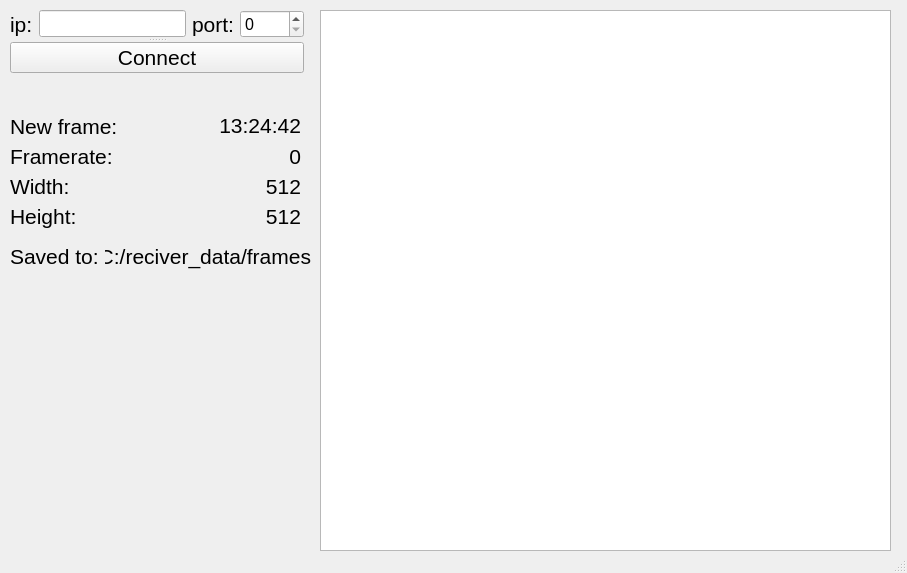
The window that src/qt-viewreciever/gui/recivermainwindow.ui (ueberaccelerate/image-generator-server-client) describes before a commit, drawn with Qt 5.
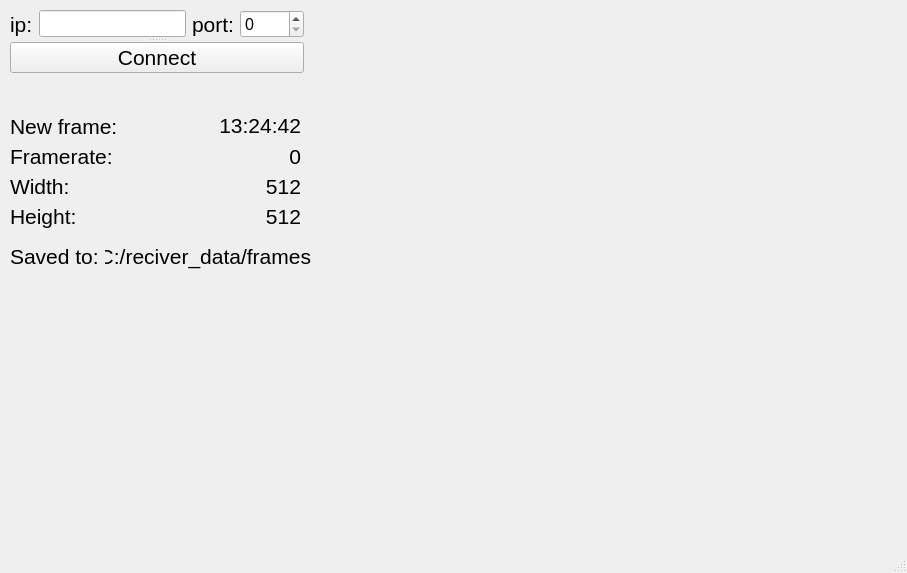
The same window after the commit.

Diff of the .ui file:
```diff
--- a/src/qt-viewreciever/gui/recivermainwindow.ui
+++ b/src/qt-viewreciever/gui/recivermainwindow.ui
@@ -17,16 +17,6 @@
    <bool>true</bool>
   </property>
   <widget class="QWidget" name="centralwidget">
-   <widget class="QGraphicsView" name="graphicsView">
-    <property name="geometry">
-     <rect>
-      <x>320</x>
-      <y>10</y>
-      <width>571</width>
-      <height>541</height>
-     </rect>
-    </property>
-   </widget>
    <widget class="QWidget" name="layoutWidget">
     <property name="geometry">
      <rect>
@@ -222,6 +212,22 @@
      <string/>
     </property>
    </widget>
+   <widget class="QLabel" name="drawableArea">
+    <property name="geometry">
+     <rect>
+      <x>320</x>
+      <y>10</y>
+      <width>571</width>
+      <height>521</height>
+     </rect>
+    </property>
+    <property name="text">
+     <string/>
+    </property>
+    <property name="alignment">
+     <set>Qt::AlignCenter</set>
+    </property>
+   </widget>
    <widget class="QSplitter" name="splitter">
     <property name="geometry">
      <rect>
```
